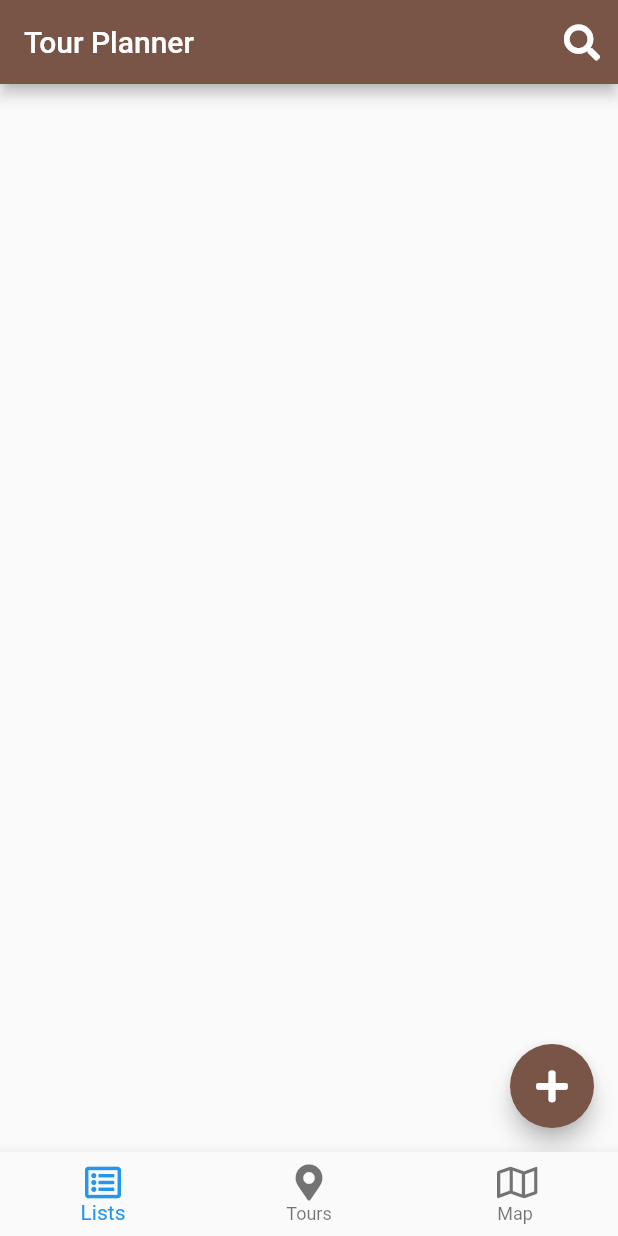
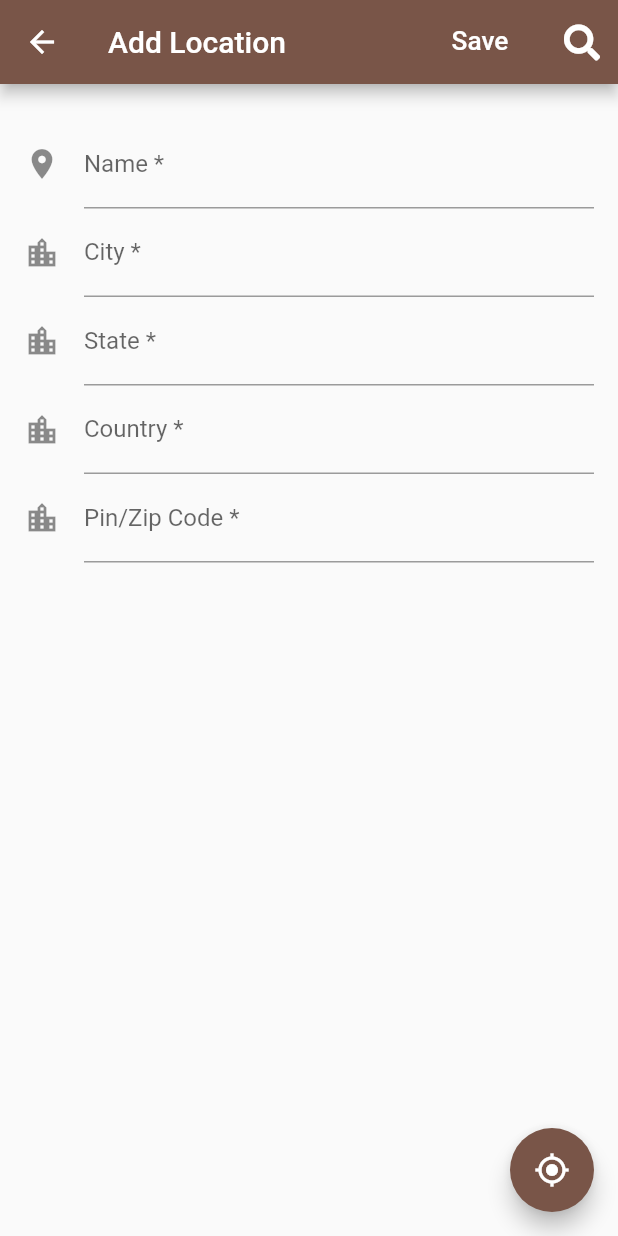
Before and after one commit to hitesh-sultaniya/List-view-and-Form-Example, a Flutter app: the screen it shows after launch, after a tap on an icon or button, on a phone screen of 412 x 824 dp. Run offline on Flutter 3.47's test engine with Material 2 defaults, Android fonts, the phone set to English and light mode, and no system bars; our stand-ins replace font_awesome_flutter.

Commit message:
Add New Location Form

```diff
--- a/lib/ListScreen.dart
+++ b/lib/ListScreen.dart
@@ -1,5 +1,6 @@
 import 'package:flutter/material.dart';
 import 'package:font_awesome_flutter/font_awesome_flutter.dart';
+import 'utils/CustomNavigator.dart';
 
 
 class ListScreen extends StatefulWidget {
@@ -25,7 +26,9 @@ class _ListScreenState extends State<ListScreen> {
           child: new Scaffold(
             floatingActionButton: new FloatingActionButton(
               child: new Icon(FontAwesomeIcons.plus),
-              onPressed: (){},
+              onPressed: (){
+                TourNavigator.goToLocationForm(context);
+              },
             ),
           ),
     ),
--- a/lib/MapScreen.dart
+++ b/lib/MapScreen.dart
@@ -9,9 +9,12 @@ class MapScreen extends StatefulWidget {
 class _MapScreenState extends State<MapScreen> {
   @override
   Widget build(BuildContext context) {
-    return Container(
-      child: new Center(
-        child: new Text("Welcome to the Map Screen !"),
+    return Scaffold(
+      appBar: new AppBar(
+        title: new Text('Map'),
+      ),
+       body: new Center(
+        child: new Text("Welcome to Map Screen. !")
       ),
     );
   }
--- /dev/null
+++ b/lib/NewLocationForm.dart
@@ -0,0 +1,101 @@
+import 'package:flutter/material.dart';
+import 'package:font_awesome_flutter/font_awesome_flutter.dart';
+
+class NewLocationForm extends StatefulWidget {
+  @override
+  _NewLocationFormState createState() => _NewLocationFormState();
+}
+
+class _NewLocationFormState extends State<NewLocationForm> {
+  @override
+  Widget build(BuildContext context) {
+    return Scaffold(
+      appBar: new AppBar(
+        title: new Text('Add Location'),
+        actions: <Widget>[
+          FlatButton(
+            child: new Text(
+              'Save',
+              textScaleFactor: 1.25,
+            ),
+            textColor: Colors.white,
+            onPressed: (){
+              Navigator.pop(context);
+            },
+          ),
+          IconButton(
+            icon: new Icon(FontAwesomeIcons.search),
+            onPressed: (){},
+          ),
+        ],
+      ),
+      floatingActionButton: new FloatingActionButton(
+        child: new IconButton(
+          icon: new Icon(Icons.my_location),
+          onPressed: (){},
+        ),
+      ),
+      body: new SafeArea(
+        top: false,
+        bottom: false,
+        child: new Form(
+          autovalidate: false,
+          child: new SingleChildScrollView(
+            padding: const EdgeInsets.symmetric(horizontal: 16.0),
+            child: new Column(
+              crossAxisAlignment: CrossAxisAlignment.stretch,
+              children: <Widget>[
+                const SizedBox(height: 24.0),
+                new TextFormField(
+                  decoration: const InputDecoration(
+                    border: UnderlineInputBorder(),
+                    filled: false,
+                    icon: Icon(Icons.location_on),
+                    hintText: 'Add location name.',
+                    labelText: 'Name *',
+                  ),
+                ),
+                new TextFormField(
+                  decoration: const InputDecoration(
+                    border: UnderlineInputBorder(),
+                    filled: false,
+                    icon: Icon(Icons.location_city),
+                    hintText: 'Add City Name.',
+                    labelText: 'City *',
+                  ),
+                ),
+                new TextFormField(
+                  decoration: const InputDecoration(
+                    border: UnderlineInputBorder(),
+                    filled: false,
+                    icon: Icon(Icons.location_city),
+                    hintText: 'Add State Name',
+                    labelText: 'State *',
+                  ),
+                ),
+                new TextFormField(
+                  decoration: const InputDecoration(
+                    border: UnderlineInputBorder(),
+                    filled: false,
+                    icon: Icon(Icons.location_city),
+                    hintText: 'Add Country Name.',
+                    labelText: 'Country *',
+                  ),
+                ),
+                new TextFormField(
+                  decoration: const InputDecoration(
+                    border: UnderlineInputBorder(),
+                    filled: false,
+                    icon: Icon(Icons.location_city),
+                    hintText: 'Add Pin/Zip Code.',
+                    labelText: 'Pin/Zip Code *',
+                  ),
+                ),
+              ],
+            ),
+          ),
+        ),
+      ),
+    );
+  }
+}
--- a/lib/TourListScreen.dart
+++ b/lib/TourListScreen.dart
@@ -9,8 +9,11 @@ class TourListScreen extends StatefulWidget {
 class _TourListScreenState extends State<TourListScreen> {
   @override
   Widget build(BuildContext context) {
-    return Container(
-      child: new Center(
+    return Scaffold(
+      appBar: new AppBar(
+        title: new Text('Tour List'),
+      ),
+       body: new Center(
         child: new Text("Welcome to Tour List Screen. !")
       ),
     );
--- a/lib/main.dart
+++ b/lib/main.dart
@@ -1,9 +1,11 @@
 import 'package:flutter/material.dart';
 import 'HomeScreen.dart';
+import 'NewLocationForm.dart';
 import 'SplashScreen.dart';
 
 var routes = <String, WidgetBuilder>{
   "/HomeScreen": (BuildContext context) => HomeScreen(),
+  "/NewLocationForm" : (BuildContext context) => NewLocationForm(),
 };
 
 
--- a/lib/utils/CustomNavigator.dart
+++ b/lib/utils/CustomNavigator.dart
@@ -4,4 +4,8 @@ class TourNavigator {
   static void goToHome(BuildContext context) {
     Navigator.pushReplacementNamed(context, "/HomeScreen");
   }
+
+  static void goToLocationForm(BuildContext context) {
+    Navigator.pushNamed(context, "/NewLocationForm");
+  }
 }
```
